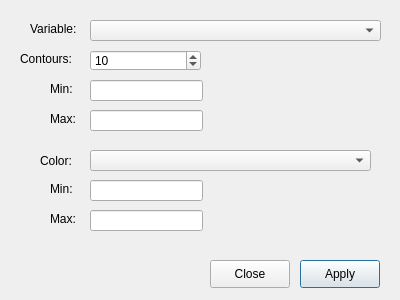
Old version of the form ElmerGUI/vtkpost/isocontours.ui in the repository tehnick/elmerfem.
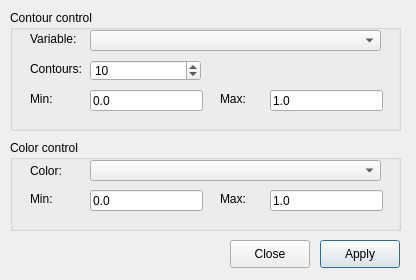
New version of the form. Icons and pictures are not drawn.

Commit message: ElmerGUI: Disabled contour coloring in vtk widget

Diff of the .ui file:
```diff
--- a/ElmerGUI/vtkpost/isocontours.ui
+++ b/ElmerGUI/vtkpost/isocontours.ui
@@ -5,8 +5,8 @@
    <rect>
     <x>0</x>
     <y>0</y>
-    <width>400</width>
-    <height>300</height>
+    <width>416</width>
+    <height>280</height>
    </rect>
   </property>
   <property name="windowTitle" >
@@ -15,8 +15,8 @@
   <widget class="QPushButton" name="okButton" >
    <property name="geometry" >
     <rect>
-     <x>300</x>
-     <y>260</y>
+     <x>320</x>
+     <y>240</y>
      <width>80</width>
      <height>28</height>
     </rect>
@@ -34,8 +34,8 @@
   <widget class="QPushButton" name="cancelButton" >
    <property name="geometry" >
     <rect>
-     <x>210</x>
-     <y>260</y>
+     <x>230</x>
+     <y>240</y>
      <width>80</width>
      <height>28</height>
     </rect>
@@ -47,76 +47,71 @@
     <iconset resource="../ElmerGUI.qrc" >:/icons/dialog-close.png</iconset>
    </property>
   </widget>
+  <widget class="QGroupBox" name="contoursGroup" >
+   <property name="geometry" >
+    <rect>
+     <x>10</x>
+     <y>10</y>
+     <width>391</width>
+     <height>121</height>
+    </rect>
+   </property>
+   <property name="title" >
+    <string>Contour control</string>
+   </property>
+   <widget class="QLineEdit" name="contoursMaxEdit" >
+    <property name="geometry" >
+     <rect>
+      <x>260</x>
+      <y>80</y>
+      <width>113</width>
+      <height>21</height>
+     </rect>
+    </property>
+    <property name="text" >
+     <string>1.0</string>
+    </property>
+   </widget>
   <widget class="QComboBox" name="contoursCombo" >
    <property name="geometry" >
     <rect>
-     <x>90</x>
+      <x>80</x>
      <y>20</y>
      <width>291</width>
      <height>21</height>
     </rect>
    </property>
   </widget>
-  <widget class="QComboBox" name="colorCombo" >
-   <property name="geometry" >
-    <rect>
-     <x>90</x>
-     <y>150</y>
-     <width>281</width>
-     <height>21</height>
-    </rect>
-   </property>
-  </widget>
-  <widget class="QLabel" name="variableLabel" >
-   <property name="geometry" >
-    <rect>
-     <x>30</x>
-     <y>20</y>
-     <width>51</width>
-     <height>18</height>
-    </rect>
-   </property>
-   <property name="text" >
-    <string>Variable:</string>
-   </property>
-  </widget>
-  <widget class="QLabel" name="colorLabel" >
-   <property name="geometry" >
-    <rect>
-     <x>40</x>
-     <y>150</y>
-     <width>41</width>
-     <height>21</height>
-    </rect>
-   </property>
-   <property name="text" >
-    <string>Color:</string>
-   </property>
-  </widget>
   <widget class="QLineEdit" name="contoursMinEdit" >
    <property name="geometry" >
     <rect>
-     <x>90</x>
+      <x>80</x>
      <y>80</y>
      <width>113</width>
      <height>21</height>
     </rect>
    </property>
-  </widget>
-  <widget class="QLineEdit" name="contoursMaxEdit" >
+    <property name="text" >
+     <string>0.0</string>
+    </property>
+   </widget>
+   <widget class="QLabel" name="contoursMaxLabel" >
    <property name="geometry" >
     <rect>
-     <x>90</x>
-     <y>110</y>
-     <width>113</width>
-     <height>21</height>
-    </rect>
-   </property>
+      <x>210</x>
+      <y>80</y>
+      <width>31</width>
+      <height>18</height>
+     </rect>
+    </property>
+    <property name="text" >
+     <string>Max:</string>
+    </property>
   </widget>
   <widget class="QSpinBox" name="contoursSpin" >
    <property name="geometry" >
     <rect>
-     <x>90</x>
+      <x>80</x>
      <y>50</y>
      <width>111</width>
      <height>21</height>
@@ -132,24 +127,17 @@
     <number>10</number>
    </property>
   </widget>
-  <widget class="QLineEdit" name="colorMinEdit" >
+   <widget class="QLabel" name="variableLabel" >
    <property name="geometry" >
     <rect>
-     <x>90</x>
-     <y>180</y>
-     <width>113</width>
-     <height>21</height>
-    </rect>
-   </property>
-  </widget>
-  <widget class="QLineEdit" name="colorMaxEdit" >
-   <property name="geometry" >
-    <rect>
-     <x>90</x>
-     <y>210</y>
-     <width>113</width>
-     <height>21</height>
-    </rect>
+      <x>20</x>
+      <y>20</y>
+      <width>51</width>
+      <height>18</height>
+     </rect>
+    </property>
+    <property name="text" >
+     <string>Variable:</string>
    </property>
   </widget>
   <widget class="QLabel" name="contoursLabel" >
@@ -168,7 +156,7 @@
   <widget class="QLabel" name="contoursMinLabel" >
    <property name="geometry" >
     <rect>
-     <x>50</x>
+      <x>20</x>
      <y>80</y>
      <width>41</width>
      <height>18</height>
@@ -178,24 +166,47 @@
     <string>Min:</string>
    </property>
   </widget>
-  <widget class="QLabel" name="contoursMaxLabel" >
+  </widget>
+  <widget class="QGroupBox" name="colorsGroup" >
    <property name="geometry" >
     <rect>
-     <x>50</x>
-     <y>110</y>
-     <width>31</width>
-     <height>18</height>
+     <x>10</x>
+     <y>140</y>
+     <width>391</width>
+     <height>91</height>
+    </rect>
+   </property>
+   <property name="title" >
+    <string>Color control</string>
+   </property>
+   <widget class="QLineEdit" name="colorMaxEdit" >
+    <property name="geometry" >
+     <rect>
+      <x>260</x>
+      <y>50</y>
+      <width>113</width>
+      <height>21</height>
     </rect>
    </property>
    <property name="text" >
-    <string>Max:</string>
+     <string>1.0</string>
+    </property>
+   </widget>
+   <widget class="QComboBox" name="colorCombo" >
+    <property name="geometry" >
+     <rect>
+      <x>80</x>
+      <y>20</y>
+      <width>291</width>
+      <height>21</height>
+     </rect>
    </property>
   </widget>
   <widget class="QLabel" name="colorMinLabel" >
    <property name="geometry" >
     <rect>
-     <x>50</x>
-     <y>180</y>
+      <x>20</x>
+      <y>50</y>
      <width>41</width>
      <height>18</height>
     </rect>
@@ -204,11 +215,37 @@
     <string>Min:</string>
    </property>
   </widget>
+   <widget class="QLabel" name="colorLabel" >
+    <property name="geometry" >
+     <rect>
+      <x>20</x>
+      <y>20</y>
+      <width>41</width>
+      <height>21</height>
+     </rect>
+    </property>
+    <property name="text" >
+     <string>Color:</string>
+    </property>
+   </widget>
+   <widget class="QLineEdit" name="colorMinEdit" >
+    <property name="geometry" >
+     <rect>
+      <x>80</x>
+      <y>50</y>
+      <width>113</width>
+      <height>21</height>
+     </rect>
+    </property>
+    <property name="text" >
+     <string>0.0</string>
+    </property>
+   </widget>
   <widget class="QLabel" name="colorMaxLabel" >
    <property name="geometry" >
     <rect>
-     <x>50</x>
-     <y>210</y>
+      <x>210</x>
+      <y>50</y>
      <width>31</width>
      <height>18</height>
     </rect>
@@ -216,6 +253,7 @@
    <property name="text" >
     <string>Max:</string>
    </property>
+   </widget>
   </widget>
  </widget>
  <resources>
```
Lines whose indentation alone changed are shown as unchanged. The commit also changes 2 other files.
